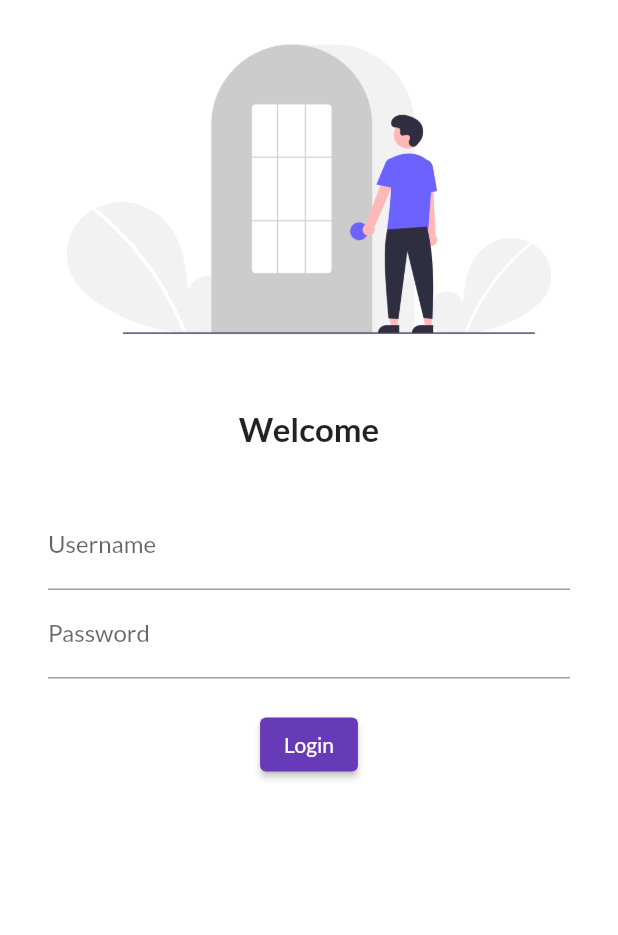
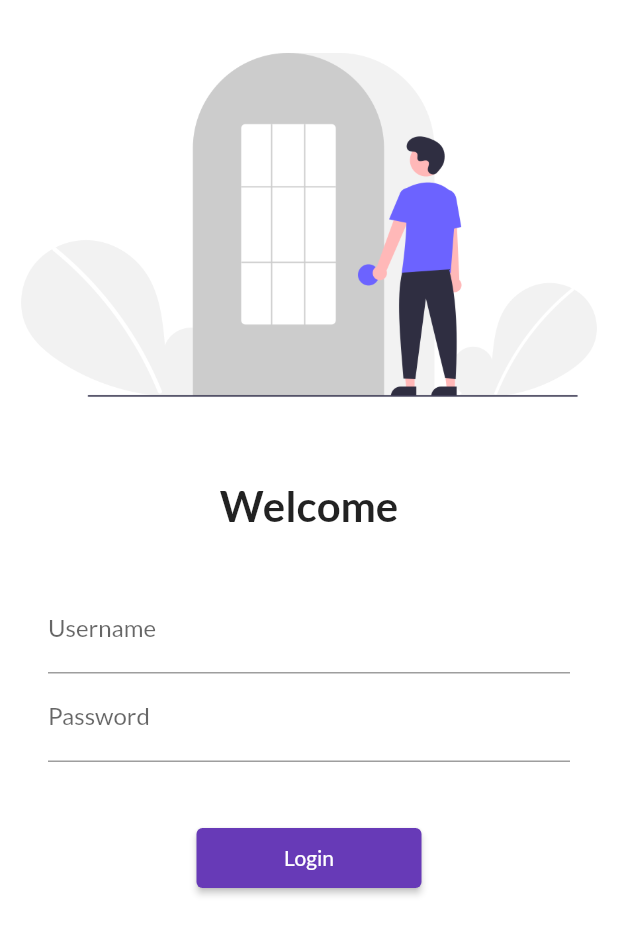
Before and after one commit to rizwanabbasi/flutter_catalog, a Flutter app: the screen it shows after launch, on a phone screen of 412 x 824 dp. Shown: the top 935 px of the screen. Run offline on Flutter 3.47's test engine with Material 2 defaults, Android fonts, the phone set to English and light mode, and no system bars; our stand-ins replace google_fonts.

```diff
--- a/lib/main.dart
+++ b/lib/main.dart
@@ -1,6 +1,7 @@
 import 'package:flutter/material.dart';
 import 'package:flutter_catalog/pages/home_page.dart';
 import 'package:flutter_catalog/pages/login_page.dart';
+import 'package:flutter_catalog/utlis/routes.dart';
 import 'package:google_fonts/google_fonts.dart';
 
 void main() => runApp(MyApp());
@@ -9,6 +10,7 @@ class MyApp extends StatelessWidget {
   @override
   Widget build(BuildContext context) {
     return MaterialApp(
+      //debugShowCheckedModeBanner: false,
       //we are using / route so need to use home here
       //home: HomePage(),
       themeMode: ThemeMode.light,
@@ -25,8 +27,8 @@ class MyApp extends StatelessWidget {
       initialRoute: "/login",
       routes: {
         "/": (context) => LoginPage(),
-        "/home": (context) => HomePage(),
-        "/login": (context) => LoginPage(),
+        MyRoutes.homeRoute: (context) => HomePage(),
+        MyRoutes.loginRoute: (context) => LoginPage(),
       },
     );
   }
--- a/lib/pages/login_page.dart
+++ b/lib/pages/login_page.dart
@@ -1,15 +1,19 @@
 import 'package:flutter/material.dart';
+
+import '../utlis/routes.dart';
 
 class LoginPage extends StatelessWidget {
   @override
   Widget build(BuildContext context) {
     return Material(
         color: Colors.white,
+        child: SingleChildScrollView(
           child: Column(
             children: [
               Image.asset(
                 "assets/images/login_image.png",
                 fit: BoxFit.cover,
+                height: 300,
               ),
               SizedBox(
                 height: 20.0,
@@ -17,7 +21,7 @@ class LoginPage extends StatelessWidget {
               Text(
                 "Welcome",
                 style: TextStyle(
-                fontSize: 22,
+                  fontSize: 28,
                   fontWeight: FontWeight.bold,
                 ),
               ),
@@ -45,19 +49,26 @@ class LoginPage extends StatelessWidget {
                       ),
                     ),
                     SizedBox(
-                    height: 20.0,
+                      height: 40.0,
                     ),
                     ElevatedButton(
                       onPressed: () {
+                        Navigator.pushNamed(context, MyRoutes.homeRoute);
                         print("Hi Rizwan");
                       },
                       child: Text("Login"),
-                    style: TextButton.styleFrom(),
+                      style: TextButton.styleFrom(
+                        minimumSize: Size(
+                          150,
+                          40,
+                        ),
+                      ),
                     )
                   ],
                 ),
               ),
             ],
+          ),
         ));
   }
 }
--- /dev/null
+++ b/lib/utlis/routes.dart
@@ -0,0 +1,4 @@
+class MyRoutes{
+  static String loginRoute = "/login";
+  static String homeRoute = "/home";
+}
```
Lines whose indentation alone changed are shown as unchanged.
